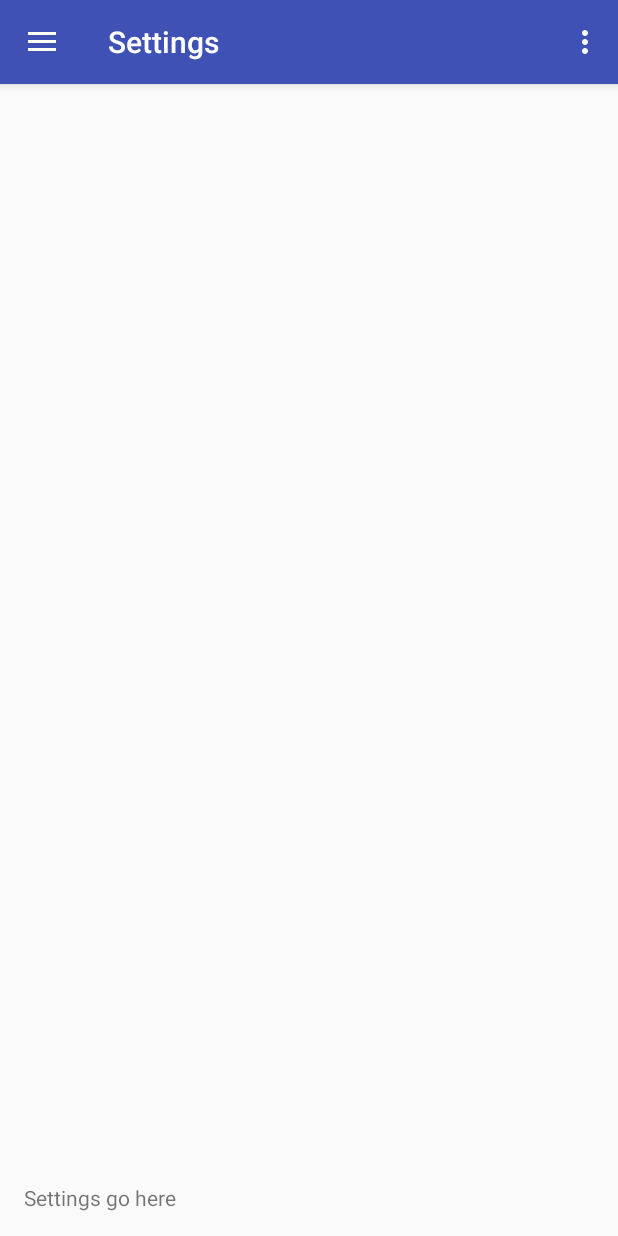
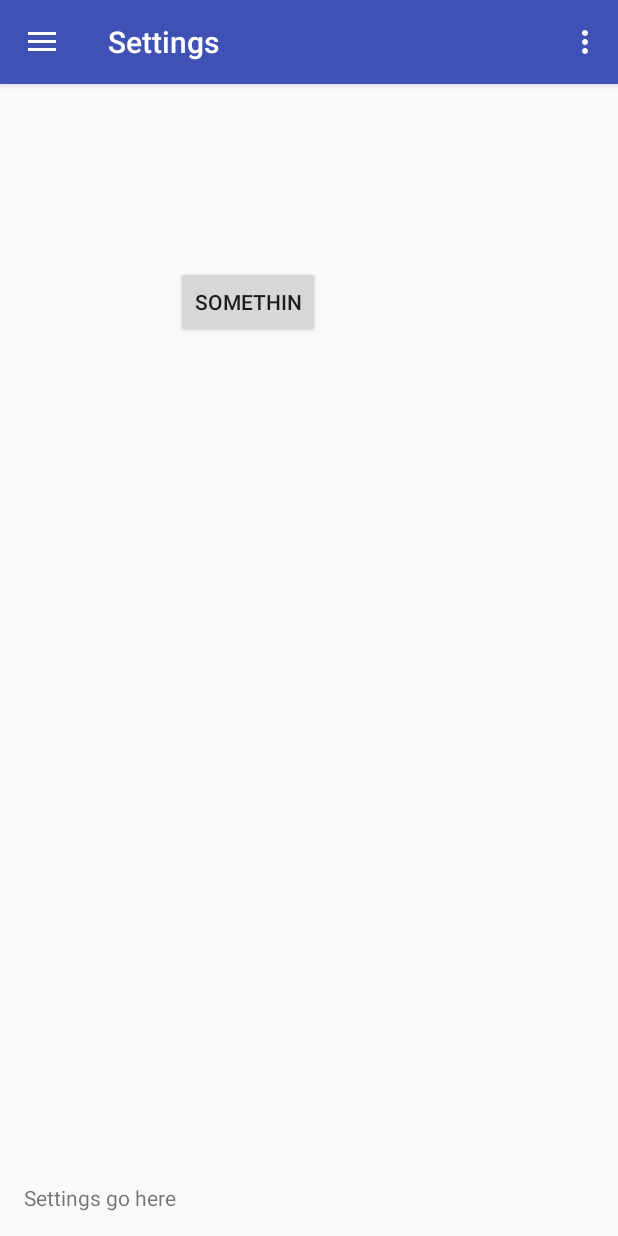
Before and after one commit to Gunsmithy/FinalProjectDylanAlvin, an Android app: the screen it shows after launch (MainActivity), in the options menu, after a tap on "Settings", on a phone screen of 412 x 824 dp. Run offline under Robolectric (Android 15) with nearby library versions, the phone set to English and light mode, and no system bars; 2 statements that could not run were skipped.

Commit message:
buttons samples

```diff
--- a/app/src/main/java/com/example/dylan/finalprojectdylanalvin/SettingsFragment.java
+++ b/app/src/main/java/com/example/dylan/finalprojectdylanalvin/SettingsFragment.java
@@ -7,6 +7,7 @@ import android.support.v4.app.Fragment;
 import android.view.LayoutInflater;
 import android.view.View;
 import android.view.ViewGroup;
+import android.widget.Button;
 
 
 /**
@@ -63,8 +64,18 @@ public class SettingsFragment extends Fragment {
     @Override
     public View onCreateView(LayoutInflater inflater, ViewGroup container,
                              Bundle savedInstanceState) {
-        // Inflate the layout for this fragment
-        return inflater.inflate(R.layout.fragment_settings, container, false);
+        View view = inflater.inflate(R.layout.fragment_settings,
+                container, false);
+        Button button1 = (Button) view.findViewById(R.id.SomethingButton);
+        button1.setOnClickListener(new View.OnClickListener()
+        {
+            @Override
+            public void onClick(View v)
+            {
+                //does something
+            }
+        });
+        return view;
     }
 
     // TODO: Rename method, update argument and hook method into UI event
--- a/app/src/main/java/com/example/dylan/finalprojectdylanalvin/TwitterFragment.java
+++ b/app/src/main/java/com/example/dylan/finalprojectdylanalvin/TwitterFragment.java
@@ -95,4 +95,5 @@ public class TwitterFragment extends Fragment {
         void onTwitterFragmentInteraction(String string);
     }
 
+
 }
--- a/app/src/main/res/layout/fragment_settings.xml
+++ b/app/src/main/res/layout/fragment_settings.xml
@@ -8,6 +8,17 @@
         android:text="@string/settingsDefault"
         android:layout_alignParentBottom="true"
         android:layout_alignParentLeft="true"
-        android:layout_alignParentStart="true" />
+        android:layout_alignParentStart="true"
+        android:id="@+id/textView4" />
+
+    <Button
+        android:layout_width="wrap_content"
+        android:layout_height="wrap_content"
+        android:text="Somethin"
+        android:id="@+id/SomethingButton"
+        android:layout_alignParentTop="true"
+        android:layout_toRightOf="@+id/textView4"
+        android:layout_toEndOf="@+id/textView4"
+        android:layout_marginTop="105dp" />
 
 </RelativeLayout>
--- a/app/src/main/res/layout/fragment_trivia.xml
+++ b/app/src/main/res/layout/fragment_trivia.xml
@@ -10,7 +10,7 @@
         android:layout_width="wrap_content"
         android:layout_height="wrap_content"
         android:text="START"
-        android:id="@+id/button"
+        android:id="@+id/buttonStart"
         android:layout_gravity="center"
         android:layout_centerVertical="true"
         android:layout_centerHorizontal="true" />
```
Also changed, not shown: app/src/main/java/com/example/dylan/finalprojectdylanalvin/TriviaFragment.java (+17 -3 lines).
